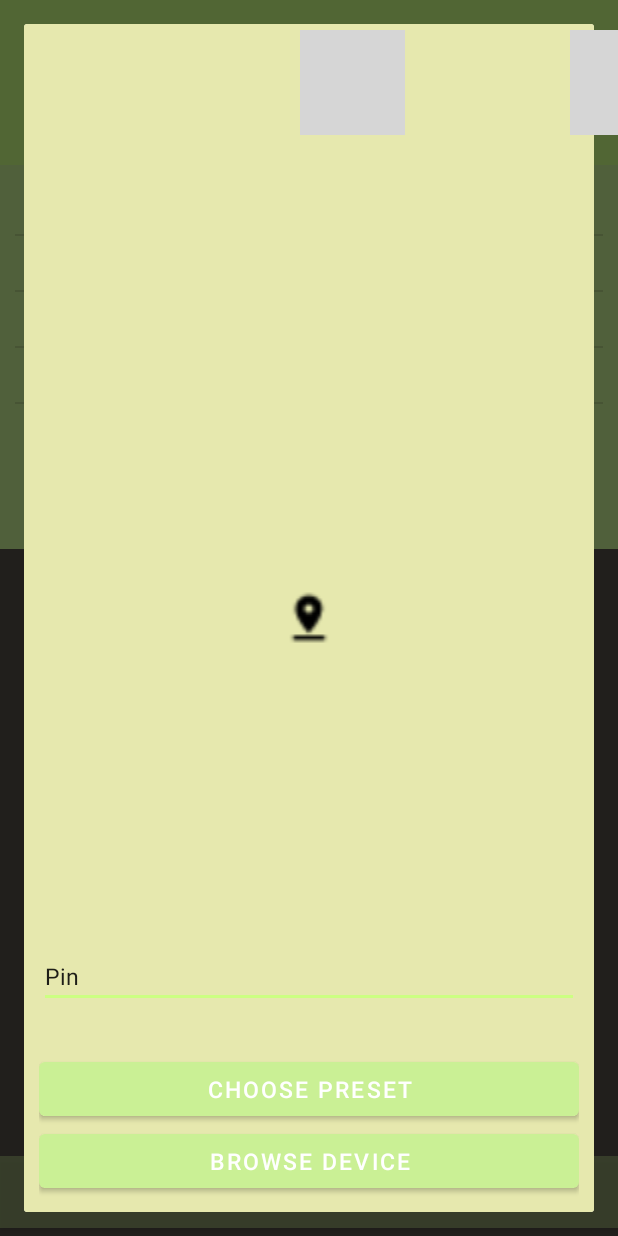
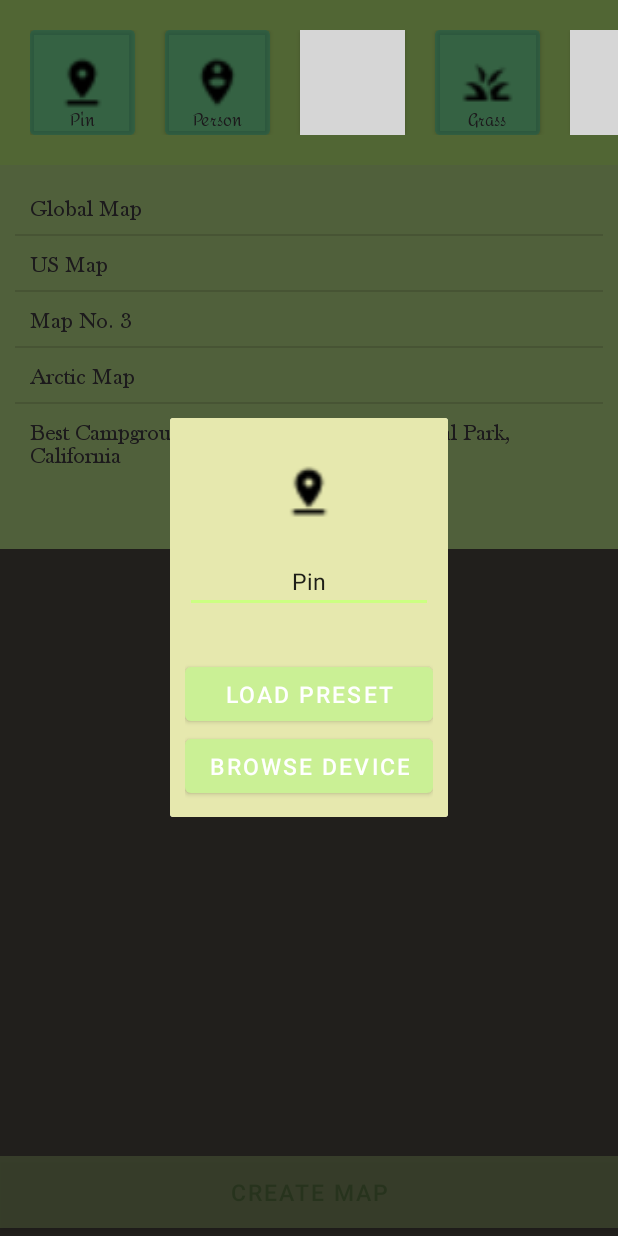
Before and after one commit to Anton-Os/Maplin, an Android app: the SelectorActivity screen opened directly, with no data from a screen before it, after a tap on "Pin", on a phone screen of 412 x 824 dp. Run offline under Robolectric (Android 15) with nearby library versions, the phone set to English and light mode, and no system bars; grey boxes are pictures that could not be loaded.

Commit message:
ChangeIconDialog Updates

```diff
--- a/app/src/main/java/com/antonos/maplin/ChangeIconDialog.java
+++ b/app/src/main/java/com/antonos/maplin/ChangeIconDialog.java
@@ -4,9 +4,11 @@ import android.app.AlertDialog;
 import android.app.Dialog;
 import android.content.DialogInterface;
 import android.os.Bundle;
+import android.util.Log;
 import android.view.LayoutInflater;
 import android.view.View;
 import android.view.ViewGroup;
+import android.widget.Button;
 import android.widget.EditText;
 import android.widget.ImageView;
 
@@ -29,15 +31,44 @@ public class ChangeIconDialog extends DialogFragment {
     public void onViewCreated(View view, @Nullable Bundle savedInstanceState){
         super.onViewCreated(view, savedInstanceState);
 
-        EditText changeIconEditText = (EditText)view.findViewById(R.id.change_icon_edit_text);
+        changeIconEditText = (EditText)view.findViewById(R.id.change_icon_edit_text);
         changeIconEditText.setText(mSelectGroup.name);
 
-        ImageView changeIconImageView = (ImageView)view.findViewById(R.id.change_icon_image);
-        // if(mSelectGroup.path == MaplinContext.emptyPath) changeIconImageView.setImageResource(mDefaultResId);
-        // TODO: Implement path correctly
+        final ImageView changeIconImageView = (ImageView)view.findViewById(R.id.change_icon_image);
+        if(mSelectGroup.path == MaplinContext.emptyPath) changeIconImageView.setImageResource(mSelectGroup.defaultImgRes);
+
+        Button loadPresetButton = (Button)view.findViewById(R.id.load_preset_button);
+        loadPresetButton.setOnClickListener( new Button.OnClickListener() {
+            @Override
+            public void onClick(View v) {
+                // Rollback to the previous icon
+                mSelectGroup.path = MaplinContext.emptyPath;
+                changeIconImageView.setImageResource(mSelectGroup.defaultImgRes);
+
+                // TODO: Possibly update the MaplinContext through a static call
+            }
+        });
+
+        Button changeIconBrowseButton = (Button)view.findViewById(R.id.change_icon_browse_button);
+        changeIconBrowseButton.setOnClickListener( new Button.OnClickListener() {
+            @Override
+            public void onClick(View v) {
+                // TODO: Implement an intent to pick an image from the gallery
+
+                // TODO: Possibly update the MaplinContext through a static call
+            }
+        });
 
         return;
     }
 
+    @Override
+    public void onCancel(DialogInterface dialog) {
+        super.onCancel(dialog);
+
+        Log.v("STATUS", "Pinpoint dialog dismissed!");
+    }
+
+    EditText changeIconEditText; // Need a saved instance
     MaplinContext.MapSelectionGroup mSelectGroup;
 }
--- a/app/src/main/java/com/antonos/maplin/MaplinActivity.java
+++ b/app/src/main/java/com/antonos/maplin/MaplinActivity.java
@@ -43,7 +43,16 @@ public class MaplinActivity extends AppCompatActivity {
                 mMaplinContext.getPinpointImagePath(5)
         );
 
-        final List<Integer> mapPinpointRes = Arrays.asList(
+        final List<Integer> mapPinpointDefaultImgRes = Arrays.asList(
+                R.drawable.baseline_pin_drop_black_18dp,
+                R.drawable.baseline_person_pin_circle_black_18dp,
+                R.drawable.baseline_terrain_black_18dp,
+                R.drawable.baseline_grass_black_18dp,
+                R.drawable.baseline_location_city_black_18dp,
+                R.drawable.baseline_anchor_black_18dp
+        );
+
+        final List<Integer> mapPinpointResId = Arrays.asList(
                 R.id.map_pinpoint_selection1,
                 R.id.map_pinpoint_selection2,
                 R.id.map_pinpoint_selection3,
@@ -62,7 +71,8 @@ public class MaplinActivity extends AppCompatActivity {
             mapSelectionGroups.add(new MaplinContext.MapSelectionGroup(
                     mapPinpointNames.get(g),
                     mapPinpointPaths.get(g),
-                    mapPinpointRes.get(g),
+                    mapPinpointDefaultImgRes.get(g),
+                    mapPinpointResId.get(g),
                     mapPinpointRQCodes.get(g)
             ));
 
--- a/app/src/main/java/com/antonos/maplin/MaplinContext.java
+++ b/app/src/main/java/com/antonos/maplin/MaplinContext.java
@@ -45,11 +45,12 @@ public class MaplinContext { // TODO: Make into a singleton object
     }
 
     public static class MapSelectionGroup { // Group of values that identify a map element and its relevant properties
-        MapSelectionGroup(String n, String p, int rs, int rc){
-            name = n; path = p; resourceId = rs; requestCode = rc;
+        MapSelectionGroup(String n, String p, int di, int rs, int rc){
+            name = n; path = p; defaultImgRes = di; resourceId = rs; requestCode = rc;
         }
         public String name;
         public String path; // Maplin specific
+        public int defaultImgRes; // Default resource loaded if path is empty
         public int resourceId; // Specific to XML layout file
         public int requestCode; // Specific to calling Activity
     }
@@ -138,7 +139,7 @@ public class MaplinContext { // TODO: Make into a singleton object
 
         for(Pair<String, String> namedMap : mNamedMaps){
             // TODO: Implement a json file, Maps are more complex objects
-            String defaultFilePath = "cutom_filepath_here.json";
+            String defaultFilePath = "custom_filepath_here.json";
             editor.putString(namedMap.first, defaultFilePath); // TODO: Fix this!
         }
 
--- a/app/src/main/java/com/antonos/maplin/SelectorActivity.java
+++ b/app/src/main/java/com/antonos/maplin/SelectorActivity.java
@@ -1,6 +1,7 @@
 package com.antonos.maplin;
 
 import android.content.Context;
+import android.content.DialogInterface;
 import android.content.SharedPreferences;
 import android.os.Bundle;
 import android.util.Log;
--- a/app/src/main/res/layout/change_icon_dialog.xml
+++ b/app/src/main/res/layout/change_icon_dialog.xml
@@ -1,40 +1,43 @@
 <?xml version="1.0" encoding="utf-8"?>
-<RelativeLayout
+<LinearLayout xmlns:android="http://schemas.android.com/apk/res/android"
     android:id="@+id/change_icon_alert_layout"
-    xmlns:android="http://schemas.android.com/apk/res/android"
     android:layout_width="wrap_content"
-    android:layout_height="wrap_content"
+    android:layout_height="300dp"
     android:background="@color/colorAlert"
-    android:padding="10dp">
+    android:padding="10dp"
+    android:orientation="vertical">
 
     <ImageView
-        android:layout_marginTop="30dp"
         android:id="@+id/change_icon_image"
         android:layout_width="match_parent"
         android:layout_height="wrap_content"
-        android:layout_centerInParent="true"
+        android:layout_marginTop="30dp"
         android:scaleX="2"
         android:scaleY="2"
-        android:src="@drawable/baseline_pin_drop_black_18dp"/>
+        android:src="@drawable/baseline_pin_drop_black_18dp" />
 
     <EditText
         android:id="@+id/change_icon_edit_text"
         android:layout_width="match_parent"
         android:layout_height="wrap_content"
+        android:layout_above="@+id/change_icon_preset_button"
+        android:layout_marginTop="30dp"
         android:layout_marginBottom="30dp"
-        android:layout_above="@+id/change_icon_preset_button"
-        android:text="! Insert Current Text !"/>
+        android:gravity="center"
+        android:text="! Insert Current Text !" />
+
     <Button
-        android:id="@+id/change_icon_preset_button"
+        android:id="@+id/load_preset_button"
         android:layout_width="match_parent"
         android:layout_height="wrap_content"
         android:layout_above="@+id/change_icon_browse_button"
-        android:text="Choose Preset"/>
+        android:text="Load Preset" />
+
     <Button
         android:id="@+id/change_icon_browse_button"
         android:layout_width="match_parent"
         android:layout_height="wrap_content"
         android:layout_alignParentBottom="true"
-        android:text="Browse Device"/>
+        android:text="Browse Device" />
 
-</RelativeLayout>
+</LinearLayout>
```
Also changed, not shown: 1 other file.
